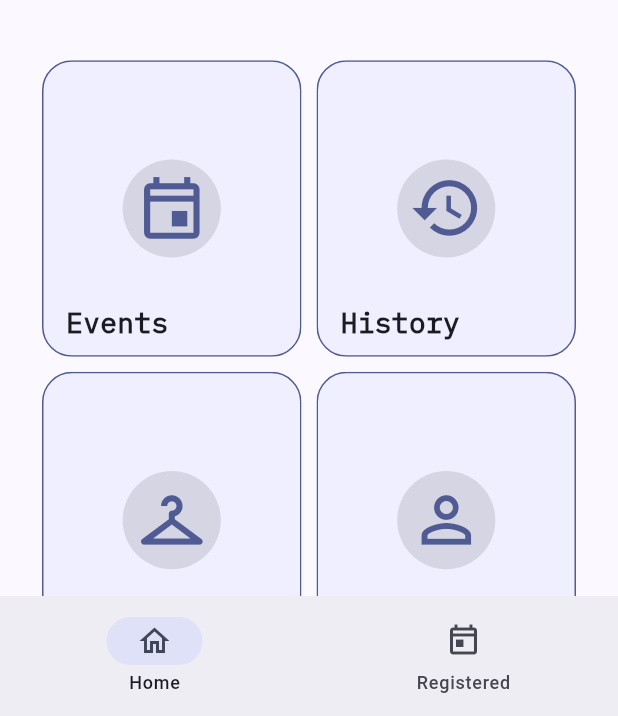
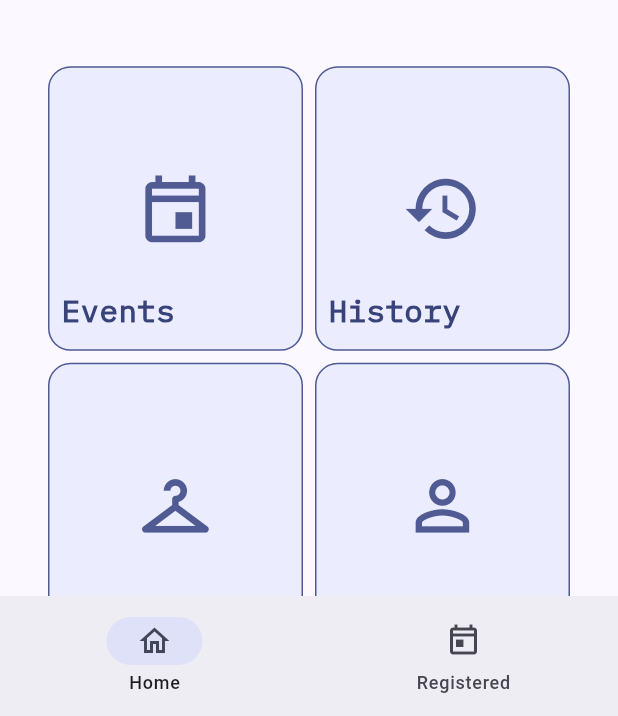
Before and after one commit to Cscreed3131/cliff, a Flutter app: the screen it shows once a user with an empty profile is signed in, on a phone screen of 412 x 824 dp, the part 520-1236 px from its top. Run offline on Flutter 3.47's test engine with Material 2 defaults, Android fonts, the phone set to English and light mode, and no system bars; drawn by our look-alikes of carousel_slider, dynamic_color; our stand-ins replace cloud_firestore, firebase_auth, firebase_core, firebase_storage, flutter_riverpod, image_picker; accounts and stored records are empty.

Commit message:
Small changes everywhere

```diff
--- a/lib/screens/Admin/create_event_screens.dart
+++ b/lib/screens/Admin/create_event_screens.dart
@@ -513,7 +513,7 @@ class CreateEventScreenState extends State<CreateEventScreen> {
                   Row(
                     children: [
                       _isSubmitting
-                          ? const CircularProgressIndicator()
+                          ? Center(child: const CircularProgressIndicator())
                           : Expanded(
                               child: FilledButton(
                                 onPressed: () async {
@@ -528,7 +528,7 @@ class CreateEventScreenState extends State<CreateEventScreen> {
                                                   behavior:
                                                       SnackBarBehavior.floating,
                                                   content: Text(
-                                                    'Event Created,redirecting to ongoing events page',
+                                                    'Event Created, redirecting to ongoing events page',
                                                   ),
                                                 ),
                                               ),
--- a/lib/widgets/home_grid_view.dart
+++ b/lib/widgets/home_grid_view.dart
@@ -29,79 +29,83 @@ class _HomeGridViewState extends ConsumerState<HomeGridView> {
       child: Padding(
         padding: const EdgeInsets.symmetric(horizontal: 8.0),
         child: GridView.builder(
+          shrinkWrap: true,
           physics: const NeverScrollableScrollPhysics(),
-          shrinkWrap: true,
-          itemCount: gridItems.length,
           gridDelegate: SliverGridDelegateWithFixedCrossAxisCount(
               crossAxisCount: 2,
               childAspectRatio: 5,
-            crossAxisSpacing: 10,
-            mainAxisSpacing: 10,
-            mainAxisExtent: MediaQuery.of(context).size.height * 0.24,
+              mainAxisExtent: screenHeight * 0.24
           ),
-          itemBuilder: (context, index) {
-            final item = gridItems[index];
-            return ClipRRect(
-              borderRadius: BorderRadius.circular(10),
-              child: GestureDetector(
+          itemCount: gridItems.length,
+          itemBuilder: (builder, i){
+            return SizedBox(
+              height: screenHeight * 0.23,
+              width: screenWidth * 0.4,
+              child: Card(
+                elevation: 5,
+                shape: RoundedRectangleBorder(
+                  borderRadius: BorderRadius.circular(15),
+                ),
+                shadowColor: Colors.transparent,
+                color: Theme.of(context).colorScheme.primaryContainer.withOpacity(0.5),
+                child: InkWell(
+                  radius: 15,
                   onTap: () {
-                  if (item.id == 1) {
+                    if (gridItems[i].id == 1) {
                       Navigator.of(context).pushNamed(EventsScreen.routeName);
-                  } else if (item.id == 2) {
+                    } else if (gridItems[i].id == 2) {
                       Navigator.of(context).pushNamed(HistoryScreen.routeName);
-                  } else if (item.id == 3) {
+                    } else if (gridItems[i].id == 3) {
                       Navigator.of(context).pushNamed(BuyMerchScreen.routeName);
-                  } else if (item.id == 4) {
+                    } else if (gridItems[i].id == 4) {
                       Navigator.of(context).pushNamed(AlumniScreen.routeName);
-                  } else if (item.id == 5) {
+                    } else if (gridItems[i].id == 5) {
                       Navigator.of(context).pushNamed(Memories.routeName);
-                  } else if (item.id == 6) {
+                    } else if (gridItems[i].id == 6) {
                       Navigator.of(context).pushNamed(Polls.routeName);
                     }
                   },
-                child: GridTile(
-                    footer: Padding(
-                      padding: const EdgeInsets.only(left: 16.0),
-                      child: Text(item.title,
-                          textAlign: TextAlign.start,
-                          overflow: TextOverflow.ellipsis,
-                          style: TextStyle(
-                            height: 2.5,
-                            fontSize: screenWidth * 0.045,
-                            fontFamily: 'IBMPlexMono',
-                            fontWeight: FontWeight.bold,
-                          )),
-                    ),
                   child: Container(
                       decoration: BoxDecoration(
-                        color: Theme.of(context)
-                            .colorScheme
-                            .primaryContainer
-                            .withOpacity(0.4),
                         border: Border.all(
                           color: Theme.of(context).colorScheme.primary,
                         ),
-                        borderRadius: BorderRadius.circular(20),
+                        borderRadius: BorderRadius.circular(15)
                       ),
-                      child: Column(
-                        mainAxisAlignment: MainAxisAlignment.center,
+                      child: Stack(
                         children: [
                           Align(
-                              child: IconButton.filledTonal(
-                            onPressed: null,
-                            icon: Icon(
-                              item.icon,
-                              size: screenHeight * 0.06,
+                            alignment: Alignment.center,
+                            child: Icon(
+                              gridItems[i].icon,
                               color: Theme.of(context).colorScheme.primary,
+                              size: screenWidth * 0.13,
                             ),
-                          )),
+                          ),
+                          Align(
+                            alignment: Alignment.bottomLeft,
+                            child: Padding(
+                              padding: const EdgeInsets.only(left: 8.0),
+                              child: Text(
+                                gridItems[i].title,
+                                style: TextStyle(
+                                    height: 2.5,
+                                    fontFamily: 'IBMPlexMono',
+                                    fontSize: screenWidth * 0.05,
+                                    color: Theme.of(context).colorScheme.onPrimaryContainer,
+                                    fontWeight: FontWeight.bold
+                                ),
+                              ),
+                            ),
+                          )
                         ],
                       ),
-                    )),
+                    ),
+                ),
               ),
             );
           },
-        ),
+        )
       ),
     );
   }
```
Also changed, not shown: lib/screens/events/event_details_screen.dart (+112 -62 lines), lib/widgets/eventswidget/ongoing_event.dart (+10 -3 lines). Lines whose indentation alone changed are shown as unchanged.
